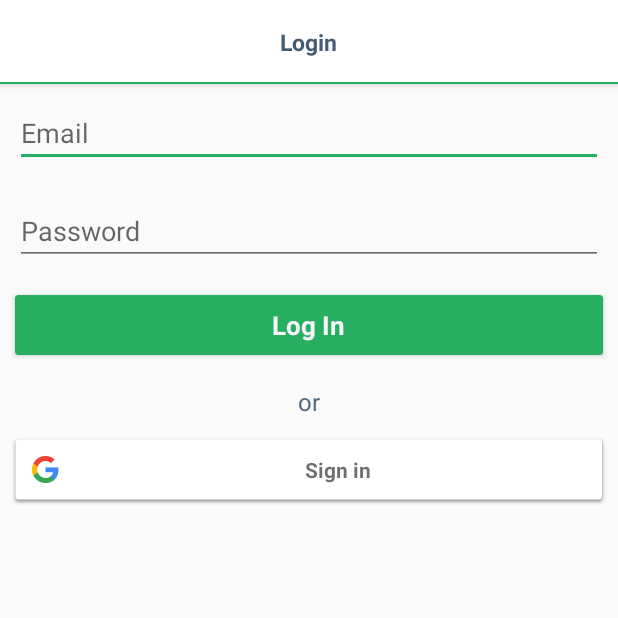
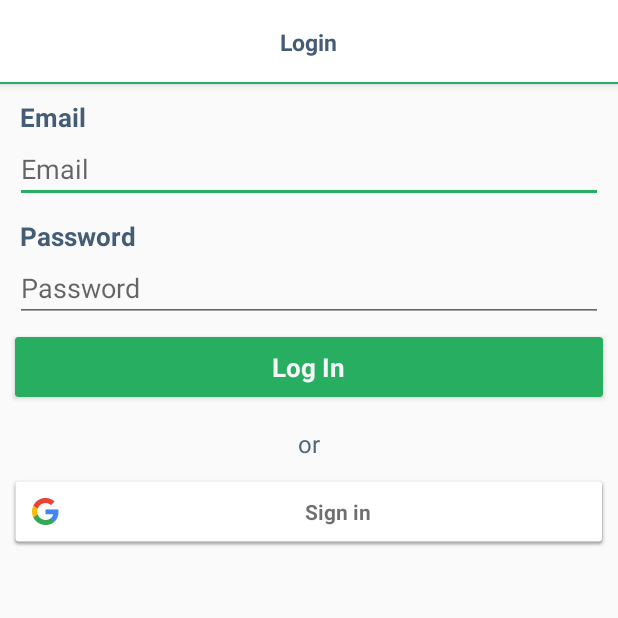
Before and after one commit to clipcodes/tokonu, an Android app: the SignIn screen opened directly, with no data from a screen before it, on a phone screen of 412 x 824 dp, the top half of it. Run offline under Robolectric (Android 15) with nearby library versions, the phone set to English and light mode, and no system bars; our stand-ins replace Firebase (no records; nobody signed in at launch, a user with empty details on screens opened directly), FlexboxLayout, Volley.

```diff
--- a/app/src/main/res/layout/users_signin.xml
+++ b/app/src/main/res/layout/users_signin.xml
@@ -10,18 +10,40 @@
         android:layout_width="match_parent"
         android:orientation="vertical"
         android:layout_height="wrap_content">
+        <TextView
+            android:layout_width="wrap_content"
+            android:text="Email"
+            android:layout_marginTop="10dp"
+            android:layout_marginStart="13dp"
+            android:layout_marginEnd="10dp"
+            android:textStyle="bold"
+            android:textColor="@color/textcolor2"
+            android:textSize="17sp"
+            android:layout_height="wrap_content"/>
         <EditText
             android:layout_width="match_parent"
             android:hint="Email"
             android:id="@+id/email"
-            android:layout_margin="10dp"
+            android:layout_marginStart="10dp"
+            android:layout_marginEnd="10dp"
             android:inputType="textEmailAddress"
             android:textSize="18sp"
             android:nextFocusDown="@id/password"
             android:layout_height="wrap_content"/>
+        <TextView
+            android:layout_width="wrap_content"
+            android:text="Password"
+            android:layout_marginTop="10dp"
+            android:layout_marginStart="13dp"
+            android:layout_marginEnd="10dp"
+            android:textStyle="bold"
+            android:textColor="@color/textcolor2"
+            android:textSize="17sp"
+            android:layout_height="wrap_content"/>
         <EditText
             android:layout_width="match_parent"
-            android:layout_margin="10dp"
+            android:layout_marginStart="10dp"
+            android:layout_marginEnd="10dp"
             android:hint="Password"
             android:id="@+id/password"
             android:lines="1"
```
